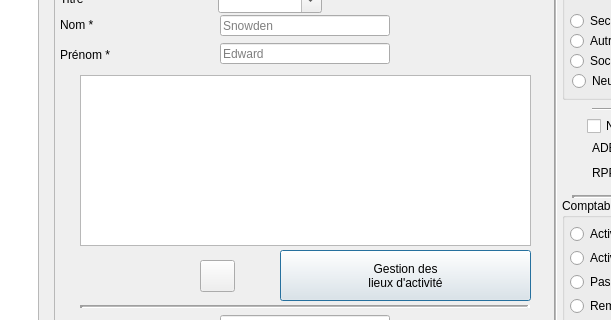
Old version of the form Dialogs/dlg_gestionusers.ui in the repository ukinoki/Rufus; both pictures show x 146 to 757 and y 116 to 436 of the 1220 by 610 pixel window.
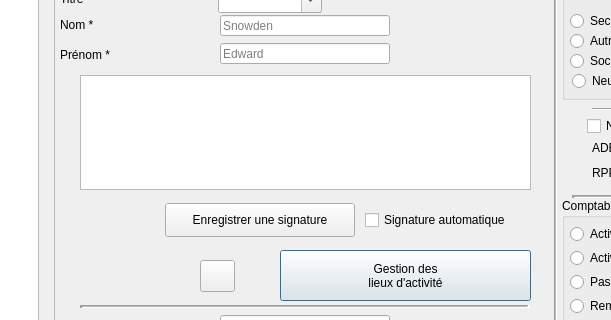
New version of the form. Icons and pictures are not drawn. Custom widgets are drawn as their Qt base class.

Commit message: Signature utilisateur (1/3) : enregistrement dans dlg_gestionusers

```diff
--- a/Dialogs/dlg_gestionusers.ui
+++ b/Dialogs/dlg_gestionusers.ui
@@ -493,10 +493,49 @@
            <x>20</x>
            <y>170</y>
            <width>451</width>
-           <height>171</height>
+           <height>115</height>
           </rect>
          </property>
         </widget>
+        <widget class="UpLabel" name="Signaturelabel">
+         <property name="geometry">
+          <rect>
+           <x>20</x>
+           <y>292</y>
+           <width>75</width>
+           <height>46</height>
+          </rect>
+         </property>
+         <property name="text">
+          <string/>
+         </property>
+        </widget>
+        <widget class="UpPushButton" name="SignatureupPushButton">
+         <property name="geometry">
+          <rect>
+           <x>105</x>
+           <y>298</y>
+           <width>190</width>
+           <height>34</height>
+          </rect>
+         </property>
+         <property name="text">
+          <string>Enregistrer une signature</string>
+         </property>
+        </widget>
+        <widget class="QCheckBox" name="SignatureAutoCheckBox">
+         <property name="geometry">
+          <rect>
+           <x>305</x>
+           <y>305</y>
+           <width>160</width>
+           <height>20</height>
+          </rect>
+         </property>
+         <property name="text">
+          <string>Signature automatique</string>
+         </property>
+        </widget>
         <widget class="UpLabel" name="Logolabel">
          <property name="geometry">
           <rect>
```
The commit also changes 7 other files.
